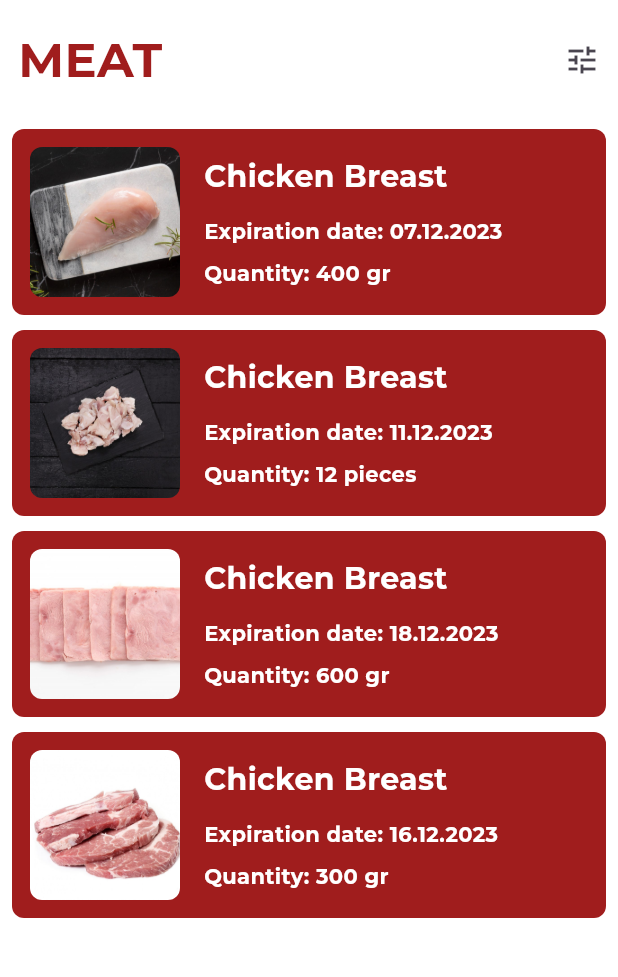
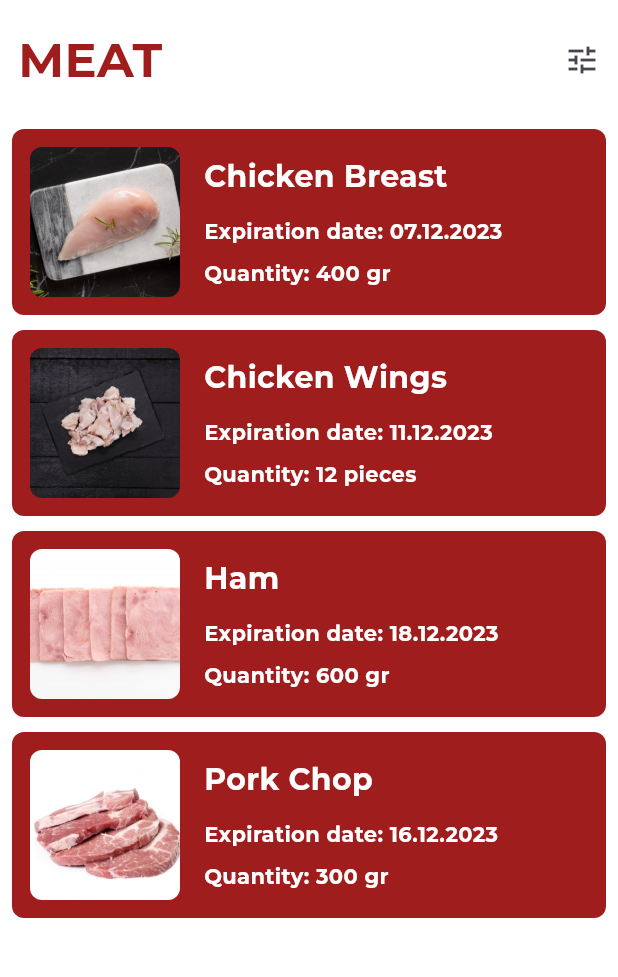
Before and after one commit to Rozumisty/Pocket-Fridge, a Flutter app: the HomePage screen opened by its route, scrolled down 388 dp, after a tap on "MEAT", on a phone screen of 412 x 824 dp, the part 84-1061 px from its top. Run offline on Flutter 3.47's test engine with Material 3 defaults, Android fonts, the phone set to English and light mode, and no system bars; our stand-ins replace google_nav_bar, image_picker; project files that could hold a hidden picture were left out.

Commit message:
seventh-edits_commit

```diff
--- a/lib/pages/home.dart
+++ b/lib/pages/home.dart
@@ -56,7 +56,6 @@ class _HomePageState extends State<HomePage> {
       bottomNavigationBar: PocketFooter(selectedIndex: selectedIndex),
       floatingActionButton: FloatingActionButton(
         onPressed: () {
-          // Додайте тут код для обробки натискання на кнопку
           Navigator.push(
             context,
             MaterialPageRoute(
@@ -365,21 +364,21 @@ class _HomeProductCategoriesState extends State<HomeProductCategories> {
                     ),
                     ProductItem(
                       imagePath: 'assets/images/chicken-wings.jpg',
-                      title: 'Chicken Breast',
+                      title: 'Chicken Wings',
                       expirationDate: '11.12.2023',
                       quantity: '12 pieces',
                       containerback: Color.fromARGB(255, 160, 29, 29),
                     ),
                     ProductItem(
                       imagePath: 'assets/images/ham.jpg',
-                      title: 'Chicken Breast',
+                      title: 'Ham',
                       expirationDate: '18.12.2023',
                       quantity: '600 gr',
                       containerback: Color.fromARGB(255, 160, 29, 29),
                     ),
                     ProductItem(
                       imagePath: 'assets/images/pork-chop.jpg',
-                      title: 'Chicken Breast',
+                      title: 'Pork Chop',
                       expirationDate: '16.12.2023',
                       quantity: '300 gr',
                       containerback: Color.fromARGB(255, 160, 29, 29),
```
